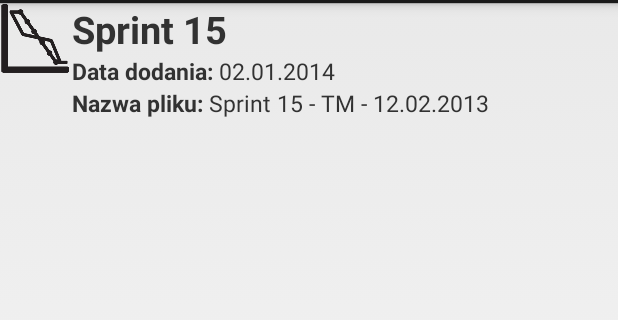
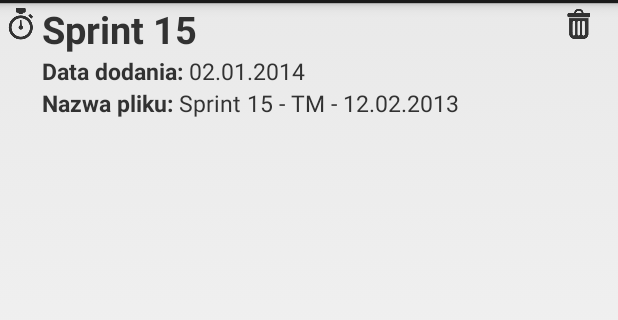
Before and after one commit to kemot90/Scrumteczki2, an Android app: the layout sprint_list_group.xml on its own in the app's theme, with its tools: preview values and no code run, on a phone screen of 412 x 824 dp, the part 69-389 px from its top. Run offline under Robolectric (Android 15) with nearby library versions, the phone set to English and light mode, and no system bars.

Commit message:
[BUGFIX] crash przy otwartym oknie dialogowym i zmianie orientacji ekranu.
Dodanie możliwości usunięcia całego Sprintu.
Poprawki graficzne w wyświetlaniu Sprintu.

```diff
--- a/Scrumteczki2/src/main/java/pl/kemot/scrum/scrumteczki2/activity/DailyScrumActivity.java
+++ b/Scrumteczki2/src/main/java/pl/kemot/scrum/scrumteczki2/activity/DailyScrumActivity.java
@@ -55,6 +55,7 @@ public class DailyScrumActivity extends Activity {
         public Dialog onCreateDialog(Bundle savedInstanceState) {
             LayoutInflater inflater = (LayoutInflater) getSystemService(Context.LAYOUT_INFLATER_SERVICE);
             AlertDialog.Builder dialogBuilder = new AlertDialog.Builder(DailyScrumActivity.this);
+            setRetainInstance(true);
             return dialogBuilder
                     .setTitle("Potwierdzenie")
                     .setMessage("Czy jesteś pewien, że chcesz zastosować zmiany w estymowanych czasach zadań?")
--- a/Scrumteczki2/src/main/res/layout/sprint_list_group.xml
+++ b/Scrumteczki2/src/main/res/layout/sprint_list_group.xml
@@ -5,9 +5,10 @@
     android:layout_height="match_parent">
     <ImageView
         android:id="@+id/sprintChart"
+        android:padding="3dp"
         android:layout_width="wrap_content"
         android:layout_height="wrap_content"
-        android:src="@drawable/sprint_chart"/>
+        android:src="@drawable/stopwatch"/>
     <TextView
         android:id="@+id/sprintName"
         android:layout_width="fill_parent"
@@ -16,6 +17,15 @@
         android:textSize="25sp"
         android:textStyle="bold"
         android:layout_toRightOf="@+id/sprintChart"/>
+    <ImageButton
+        android:id="@+id/delete"
+        android:layout_width="wrap_content"
+        android:layout_height="wrap_content"
+        android:src="@drawable/delete"
+        android:background="@android:color/transparent"
+        android:paddingRight="15dp"
+        android:paddingTop="3dp"
+        android:layout_alignParentRight="true"/>
     <TextView
         android:id="@+id/sprintAddDateLabel"
         android:layout_width="wrap_content"
```
Also changed, not shown: Scrumteczki2/src/main/java/pl/kemot/scrum/scrumteczki2/adapter/SprintListAdapter.java (+56 -0 lines), Scrumteczki2/src/main/java/pl/kemot/scrum/scrumteczki2/model/Sprint.java (+23 -0 lines), Scrumteczki2/src/main/java/pl/kemot/scrum/scrumteczki2/persistence/ScrumFacade.java (+20 -0 lines), Scrumteczki2/src/main/res/drawable-xxhdpi/delete.png (added), Scrumteczki2/src/main/res/drawable-xxhdpi/stopwatch.png (added).
